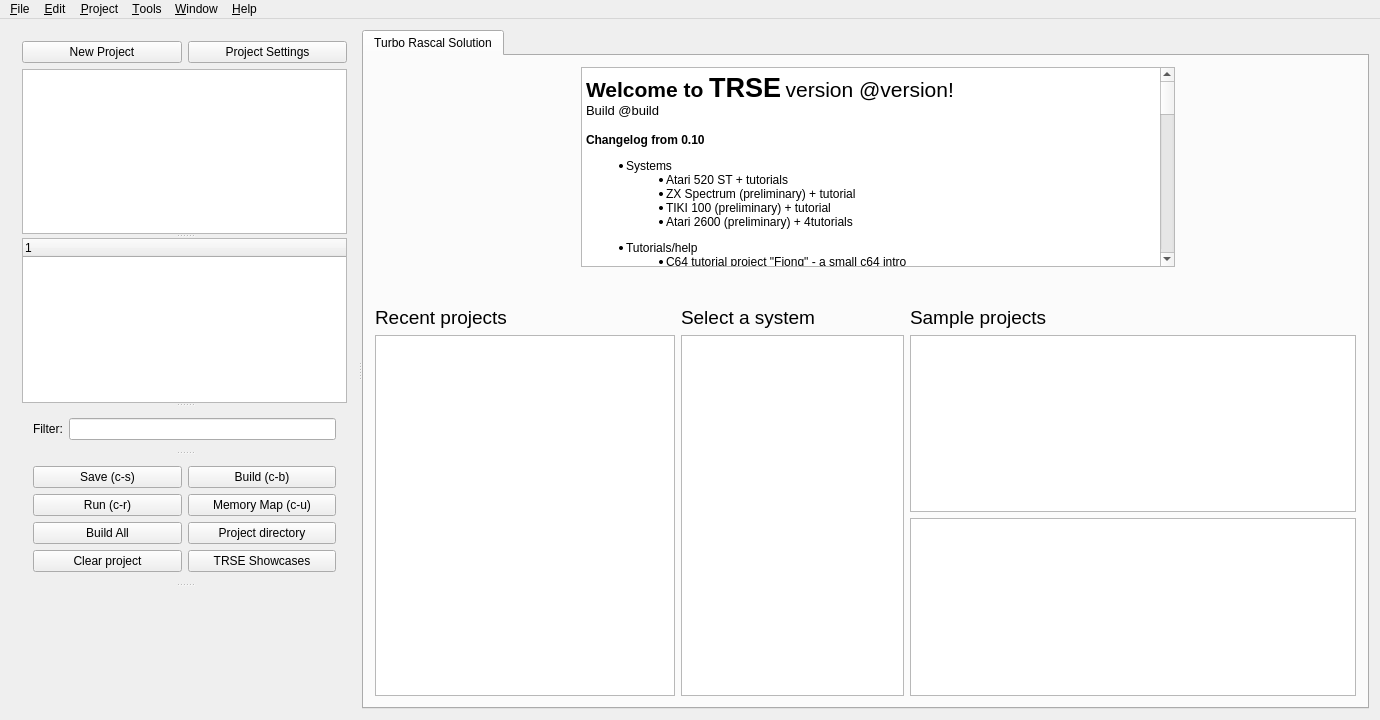
Above: mainwindow.ui from leuat/TRSE before the change. Below: the same form after it.
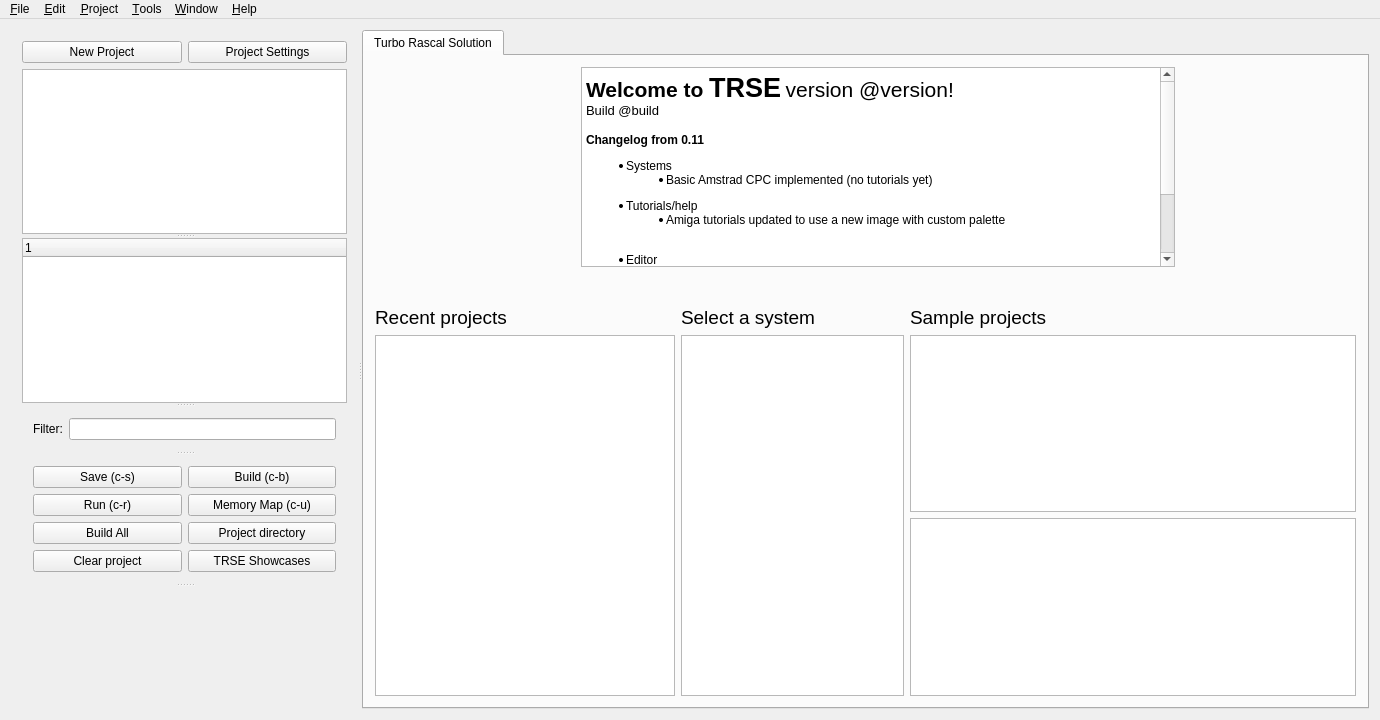
That is the form after the change. Icons and pictures are not drawn.

```diff
--- a/mainwindow.ui
+++ b/mainwindow.ui
@@ -343,63 +343,17 @@
 &lt;p style=&quot; margin-top:0px; margin-bottom:0px; margin-left:0px; margin-right:0px; -qt-block-indent:0; text-indent:0px;&quot;&gt;&lt;span style=&quot; font-family:'Noto Sans'; font-size:16pt; font-weight:600;&quot;&gt;Welcome to &lt;/span&gt;&lt;span style=&quot; font-family:'Noto Sans'; font-size:20pt; font-weight:600;&quot;&gt;TRSE&lt;/span&gt;&lt;span style=&quot; font-family:'Noto Sans'; font-size:12pt;&quot;&gt; &lt;/span&gt;&lt;span style=&quot; font-family:'Noto Sans'; font-size:16pt;&quot;&gt;version @version!&lt;/span&gt;&lt;/p&gt;
 &lt;p style=&quot; margin-top:0px; margin-bottom:0px; margin-left:0px; margin-right:0px; -qt-block-indent:0; text-indent:0px;&quot;&gt;&lt;span style=&quot; font-family:'Noto Sans';&quot;&gt;Build @build&lt;/span&gt;&lt;/p&gt;
 &lt;p style=&quot;-qt-paragraph-type:empty; margin-top:0px; margin-bottom:0px; margin-left:0px; margin-right:0px; -qt-block-indent:0; text-indent:0px; font-family:'Ubuntu';&quot;&gt;&lt;br /&gt;&lt;/p&gt;
-&lt;p style=&quot; margin-top:0px; margin-bottom:0px; margin-left:0px; margin-right:0px; -qt-block-indent:0; text-indent:0px;&quot;&gt;&lt;span style=&quot; font-family:'Noto Sans'; font-size:9pt; font-weight:600;&quot;&gt;Changelog from 0.10&lt;/span&gt;&lt;/p&gt;
+&lt;p style=&quot; margin-top:0px; margin-bottom:0px; margin-left:0px; margin-right:0px; -qt-block-indent:0; text-indent:0px;&quot;&gt;&lt;span style=&quot; font-family:'Noto Sans'; font-size:9pt; font-weight:600;&quot;&gt;Changelog from 0.11&lt;/span&gt;&lt;/p&gt;
 &lt;ul style=&quot;margin-top: 0px; margin-bottom: 0px; margin-left: 0px; margin-right: 0px; -qt-list-indent: 1;&quot;&gt;&lt;li style=&quot; font-family:'Noto Sans'; font-size:9pt;&quot; style=&quot; margin-top:12px; margin-bottom:0px; margin-left:0px; margin-right:0px; -qt-block-indent:0; text-indent:0px;&quot;&gt;Systems&lt;/li&gt;
-&lt;ul style=&quot;margin-top: 0px; margin-bottom: 0px; margin-left: 0px; margin-right: 0px; -qt-list-indent: 2;&quot;&gt;&lt;li style=&quot; font-family:'Noto Sans'; font-size:9pt;&quot; style=&quot; margin-top:0px; margin-bottom:0px; margin-left:0px; margin-right:0px; -qt-block-indent:0; text-indent:0px;&quot;&gt;Atari 520 ST + tutorials&lt;/li&gt;
-&lt;li style=&quot; font-family:'Noto Sans'; font-size:9pt;&quot; style=&quot; margin-top:0px; margin-bottom:0px; margin-left:0px; margin-right:0px; -qt-block-indent:0; text-indent:0px;&quot;&gt;ZX Spectrum (preliminary) + tutorial&lt;/li&gt;
-&lt;li style=&quot; font-family:'Noto Sans'; font-size:9pt;&quot; style=&quot; margin-top:0px; margin-bottom:0px; margin-left:0px; margin-right:0px; -qt-block-indent:0; text-indent:0px;&quot;&gt;TIKI 100 (preliminary) + tutorial&lt;/li&gt;
-&lt;li style=&quot; font-family:'Noto Sans'; font-size:9pt;&quot; style=&quot; margin-top:0px; margin-bottom:0px; margin-left:0px; margin-right:0px; -qt-block-indent:0; text-indent:0px;&quot;&gt;Atari 2600 (preliminary) + 4tutorials&lt;/li&gt;&lt;/ul&gt;
+&lt;ul style=&quot;margin-top: 0px; margin-bottom: 0px; margin-left: 0px; margin-right: 0px; -qt-list-indent: 2;&quot;&gt;&lt;li style=&quot; font-family:'Noto Sans'; font-size:9pt;&quot; style=&quot; margin-top:0px; margin-bottom:0px; margin-left:0px; margin-right:0px; -qt-block-indent:0; text-indent:0px;&quot;&gt;Basic Amstrad CPC implemented (no tutorials yet)&lt;/li&gt;&lt;/ul&gt;
 &lt;li style=&quot; font-family:'Noto Sans'; font-size:9pt;&quot; style=&quot; margin-top:12px; margin-bottom:0px; margin-left:0px; margin-right:0px; -qt-block-indent:0; text-indent:0px;&quot;&gt;Tutorials/help&lt;/li&gt;&lt;/ul&gt;
-&lt;ul style=&quot;margin-top: 0px; margin-bottom: 0px; margin-left: 0px; margin-right: 0px; -qt-list-indent: 2;&quot;&gt;&lt;li style=&quot; font-family:'Noto Sans'; font-size:9pt;&quot; style=&quot; margin-top:0px; margin-bottom:0px; margin-left:0px; margin-right:0px; -qt-block-indent:0; text-indent:0px;&quot;&gt;C64 tutorial project &amp;quot;Fjong&amp;quot; - a small c64 intro&lt;/li&gt;
-&lt;li style=&quot; font-family:'Noto Sans'; font-size:9pt;&quot; style=&quot; margin-top:0px; margin-bottom:0px; margin-left:0px; margin-right:0px; -qt-block-indent:0; text-indent:0px;&quot;&gt;5 Atari 520 ST tutorials&lt;/li&gt;
-&lt;li style=&quot; font-family:'Noto Sans'; font-size:9pt;&quot; style=&quot; margin-top:0px; margin-bottom:0px; margin-left:0px; margin-right:0px; -qt-block-indent:0; text-indent:0px;&quot;&gt;C64 intro project &amp;quot;Floskel&amp;quot; added&lt;/li&gt;
-&lt;li style=&quot; font-family:'Noto Sans'; font-size:9pt;&quot; style=&quot; margin-top:0px; margin-bottom:0px; margin-left:0px; margin-right:0px; -qt-block-indent:0; text-indent:0px;&quot;&gt;6 new Gameboy tutorials&lt;/li&gt;
-&lt;li style=&quot; font-family:'Noto Sans'; font-size:9pt;&quot; style=&quot; margin-top:0px; margin-bottom:0px; margin-left:0px; margin-right:0px; -qt-block-indent:0; text-indent:0px;&quot;&gt;Yo-grl Gameboy demo added&lt;/li&gt;
-&lt;li style=&quot; font-family:'Noto Sans'; font-size:9pt;&quot; style=&quot; margin-top:0px; margin-bottom:0px; margin-left:0px; margin-right:0px; -qt-block-indent:0; text-indent:0px;&quot;&gt;Emulator location help buttons&lt;/li&gt;&lt;/ul&gt;
-&lt;ul style=&quot;margin-top: 0px; margin-bottom: 0px; margin-left: 0px; margin-right: 0px; -qt-list-indent: 2;&quot;&gt;&lt;li style=&quot; font-family:'Noto Sans'; font-size:9pt;&quot; style=&quot; margin-top:0px; margin-bottom:0px; margin-left:0px; margin-right:0px; -qt-block-indent:0; text-indent:0px;&quot;&gt;New C64 tutorial on playing 2 sids (intermediate)&lt;/li&gt;&lt;/ul&gt;
+&lt;ul style=&quot;margin-top: 0px; margin-bottom: 0px; margin-left: 0px; margin-right: 0px; -qt-list-indent: 2;&quot;&gt;&lt;li style=&quot; font-family:'Noto Sans'; font-size:9pt;&quot; style=&quot; margin-top:0px; margin-bottom:0px; margin-left:0px; margin-right:0px; -qt-block-indent:0; text-indent:0px;&quot;&gt;Amiga tutorials updated to use a new image with custom palette&lt;/li&gt;&lt;/ul&gt;
 &lt;p style=&quot;-qt-paragraph-type:empty; margin-top:0px; margin-bottom:0px; margin-left:0px; margin-right:0px; -qt-block-indent:0; text-indent:0px; font-family:'Noto Sans'; font-size:9pt;&quot;&gt;&lt;br /&gt;&lt;/p&gt;
 &lt;ul style=&quot;margin-top: 0px; margin-bottom: 0px; margin-left: 0px; margin-right: 0px; -qt-list-indent: 1;&quot;&gt;&lt;li style=&quot; font-family:'Noto Sans'; font-size:9pt;&quot; style=&quot; margin-top:12px; margin-bottom:0px; margin-left:0px; margin-right:0px; -qt-block-indent:0; text-indent:0px;&quot;&gt;Editor&lt;/li&gt;
 &lt;p style=&quot;-qt-paragraph-type:empty; margin-top:0px; margin-bottom:0px; margin-left:0px; margin-right:0px; -qt-block-indent:2; text-indent:0px; font-family:'Noto Sans'; font-size:9pt;&quot;&gt;&lt;br /&gt;&lt;/p&gt;
-&lt;ul style=&quot;margin-top: 0px; margin-bottom: 0px; margin-left: 0px; margin-right: 0px; -qt-list-indent: 2;&quot;&gt;&lt;li style=&quot; font-family:'Noto Sans'; font-size:9pt;&quot; style=&quot; margin-top:0px; margin-bottom:0px; margin-left:0px; margin-right:0px; -qt-block-indent:0; text-indent:0px;&quot;&gt;New document type: Hex Editor! .bin and .prg files can now be opened and edited in hex mode.&lt;/li&gt;
-&lt;li style=&quot; font-family:'Noto Sans'; font-size:9pt;&quot; style=&quot; margin-top:0px; margin-bottom:0px; margin-left:0px; margin-right:0px; -qt-block-indent:0; text-indent:0px;&quot;&gt;For systems that use OrgAsm, addresses are now displayed alongside line numbers&lt;/li&gt;&lt;/ul&gt;
-&lt;ul style=&quot;margin-top: 0px; margin-bottom: 0px; margin-left: 0px; margin-right: 0px; -qt-list-indent: 2;&quot;&gt;&lt;li style=&quot; font-family:'Noto Sans'; font-size:9pt;&quot; style=&quot; margin-top:0px; margin-bottom:0px; margin-left:0px; margin-right:0px; -qt-block-indent:0; text-indent:0px;&quot;&gt;All system emulators can have user-defined parameters (Settings panel)&lt;/li&gt;
-&lt;li style=&quot; font-family:'Noto Sans'; font-size:9pt;&quot; style=&quot; margin-top:0px; margin-bottom:0px; margin-left:0px; margin-right:0px; -qt-block-indent:0; text-indent:0px;&quot;&gt;ctrl+R and &amp;quot;main&amp;quot; project file run bugfix&lt;/li&gt;
-&lt;li style=&quot; font-family:'Noto Sans'; font-size:9pt;&quot; style=&quot; margin-top:0px; margin-bottom:0px; margin-left:0px; margin-right:0px; -qt-block-indent:0; text-indent:0px;&quot;&gt;New project explorer - now with colours. Turn off colours in TRSE settings&lt;/li&gt;
-&lt;li style=&quot; font-family:'Noto Sans'; font-size:9pt;&quot; style=&quot; margin-top:0px; margin-bottom:0px; margin-left:0px; margin-right:0px; -qt-block-indent:0; text-indent:0px;&quot;&gt;Internal global TRSE TRU library available from project explorer&lt;/li&gt;
-&lt;li style=&quot; font-family:'Noto Sans'; font-size:9pt;&quot; style=&quot; margin-top:0px; margin-bottom:0px; margin-left:0px; margin-right:0px; -qt-block-indent:0; text-indent:0px;&quot;&gt;Right-click on files to get a shortcut menu (including help on the current file type)&lt;/li&gt;
-&lt;li style=&quot; font-family:'Noto Sans'; font-size:9pt;&quot; style=&quot; margin-top:0px; margin-bottom:0px; margin-left:0px; margin-right:0px; -qt-block-indent:0; text-indent:0px;&quot;&gt;Image toolboxes moved to new column&lt;/li&gt;
-&lt;li style=&quot; font-family:'Noto Sans'; font-size:9pt;&quot; style=&quot; margin-top:0px; margin-bottom:0px; margin-left:0px; margin-right:0px; -qt-block-indent:0; text-indent:0px;&quot;&gt;Editor now properly remembers last open file&lt;/li&gt;
-&lt;li style=&quot; font-family:'Noto Sans'; font-size:9pt;&quot; style=&quot; margin-top:0px; margin-bottom:0px; margin-left:0px; margin-right:0px; -qt-block-indent:0; text-indent:0px;&quot;&gt;Right-clicking on an item in the &amp;quot;recent project&amp;quot; allows you to remove it from the list &lt;/li&gt;
-&lt;li style=&quot; font-family:'Noto Sans'; font-size:9pt;&quot; style=&quot; margin-top:0px; margin-bottom:0px; margin-left:0px; margin-right:0px; -qt-block-indent:0; text-indent:0px;&quot;&gt;Added two new brushes : &amp;quot;Blur&amp;quot; and &amp;quot;Generic shapes&amp;quot; (shapes loaded from .png)&lt;/li&gt;
-&lt;li style=&quot; font-family:'Noto Sans'; font-size:9pt;&quot; style=&quot; margin-top:0px; margin-bottom:0px; margin-left:0px; margin-right:0px; -qt-block-indent:0; text-indent:0px;&quot;&gt;Images open in full-screen by default, not in char mode&lt;/li&gt;
-&lt;li style=&quot; font-family:'Noto Sans'; font-size:9pt;&quot; style=&quot; margin-top:0px; margin-bottom:0px; margin-left:0px; margin-right:0px; -qt-block-indent:0; text-indent:0px;&quot;&gt;Fixed a bug when displaying tabs after having created a new image &lt;/li&gt;
-&lt;li style=&quot; font-family:'Noto Sans'; font-size:9pt;&quot; style=&quot; margin-top:0px; margin-bottom:0px; margin-left:0px; margin-right:0px; -qt-block-indent:0; text-indent:0px;&quot;&gt;Gameboy level editor, tile image editor and meta sprite editor.&lt;/li&gt;
-&lt;li style=&quot; font-family:'Noto Sans'; font-size:9pt;&quot; style=&quot; margin-top:0px; margin-bottom:0px; margin-left:0px; margin-right:0px; -qt-block-indent:0; text-indent:0px;&quot;&gt;OK64 &amp;quot;new project&amp;quot; bugfix&lt;/li&gt;
-&lt;li style=&quot; font-family:'Noto Sans'; font-size:9pt;&quot; style=&quot; margin-top:0px; margin-bottom:0px; margin-left:0px; margin-right:0px; -qt-block-indent:0; text-indent:0px;&quot;&gt;Various image editor bugfixes&lt;/li&gt;
-&lt;li style=&quot; font-family:'Noto Sans'; font-size:9pt;&quot; style=&quot; margin-top:0px; margin-bottom:0px; margin-left:0px; margin-right:0px; -qt-block-indent:0; text-indent:0px;&quot;&gt;&amp;quot;New file&amp;quot; -&amp;gt; TRU&lt;/li&gt;
-&lt;li style=&quot; font-family:'Noto Sans'; font-size:9pt;&quot; style=&quot; margin-top:0px; margin-bottom:0px; margin-left:0px; margin-right:0px; -qt-block-indent:0; text-indent:0px;&quot;&gt;Sprite packer system for GB&lt;/li&gt;
-&lt;li style=&quot; font-family:'Noto Sans'; font-size:9pt;&quot; style=&quot; margin-top:0px; margin-bottom:0px; margin-left:0px; margin-right:0px; -qt-block-indent:0; text-indent:0px;&quot;&gt;Ctrl+W closes any document now&lt;/li&gt;
-&lt;li style=&quot; font-family:'Noto Sans'; font-size:9pt;&quot; style=&quot; margin-top:0px; margin-bottom:0px; margin-left:0px; margin-right:0px; -qt-block-indent:0; text-indent:0px;&quot;&gt;Memory analyzer don't need to compile on use&lt;/li&gt;&lt;/ul&gt;
+&lt;ul style=&quot;margin-top: 0px; margin-bottom: 0px; margin-left: 0px; margin-right: 0px; -qt-list-indent: 2;&quot;&gt;&lt;li style=&quot; font-family:'Noto Sans'; font-size:9pt;&quot; style=&quot; margin-top:0px; margin-bottom:0px; margin-left:0px; margin-right:0px; -qt-block-indent:0; text-indent:0px;&quot;&gt;Image editor partly rewritten, now uses a PEN system&lt;/li&gt;&lt;/ul&gt;
 &lt;li style=&quot; font-family:'Noto Sans'; font-size:9pt;&quot; style=&quot; margin-top:12px; margin-bottom:0px; margin-left:0px; margin-right:0px; -qt-block-indent:0; text-indent:0px;&quot;&gt;Compiler&lt;/li&gt;&lt;/ul&gt;
-&lt;ul style=&quot;margin-top: 0px; margin-bottom: 0px; margin-left: 0px; margin-right: 0px; -qt-list-indent: 2;&quot;&gt;&lt;li style=&quot; font-family:'Noto Sans'; font-size:9pt;&quot; style=&quot; margin-top:0px; margin-bottom:0px; margin-left:0px; margin-right:0px; -qt-block-indent:0; text-indent:0px;&quot;&gt;Records in TRUs bugfixes&lt;/li&gt;
-&lt;li style=&quot; font-family:'Noto Sans'; font-size:9pt;&quot; style=&quot; margin-top:0px; margin-bottom:0px; margin-left:0px; margin-right:0px; -qt-block-indent:0; text-indent:0px;&quot;&gt;BuildTable array now has access to TRSE +user-defined constants &lt;/li&gt;
-&lt;li style=&quot; font-family:'Noto Sans'; font-size:9pt;&quot; style=&quot; margin-top:0px; margin-bottom:0px; margin-left:0px; margin-right:0px; -qt-block-indent:0; text-indent:0px;&quot;&gt;Number checker is much more strict, so you won't be plagued with forgotten commas in array definitions anymore&lt;/li&gt;
-&lt;li style=&quot; font-family:'Noto Sans'; font-size:9pt;&quot; style=&quot; margin-top:0px; margin-bottom:0px; margin-left:0px; margin-right:0px; -qt-block-indent:0; text-indent:0px;&quot;&gt;6502 compiler has some serious optimizations - both with integer &amp;amp; pointer operations + post-optimization&lt;/li&gt;
-&lt;li style=&quot; font-family:'Noto Sans'; font-size:9pt;&quot; style=&quot; margin-top:0px; margin-bottom:0px; margin-left:0px; margin-right:0px; -qt-block-indent:0; text-indent:0px;&quot;&gt;M68K records and serious improvements, optimizations, bugfixes&lt;/li&gt;
-&lt;li style=&quot; font-family:'Noto Sans'; font-size:9pt;&quot; style=&quot; margin-top:0px; margin-bottom:0px; margin-left:0px; margin-right:0px; -qt-block-indent:0; text-indent:0px;&quot;&gt;Macro (inline) parameter bugfix&lt;/li&gt;
-&lt;li style=&quot; font-family:'Noto Sans'; font-size:9pt;&quot; style=&quot; margin-top:0px; margin-bottom:0px; margin-left:0px; margin-right:0px; -qt-block-indent:0; text-indent:0px;&quot;&gt;Records defined in units are fixed up, you don't need to prefix *everything*&lt;/li&gt;
-&lt;li style=&quot; font-family:'Noto Sans'; font-size:9pt;&quot; style=&quot; margin-top:0px; margin-bottom:0px; margin-left:0px; margin-right:0px; -qt-block-indent:0; text-indent:0px;&quot;&gt;Preprocessor value check: #IF SOMETHING=1 .. #ELSE   ... #ENDIF&lt;/li&gt;
-&lt;li style=&quot; font-family:'Noto Sans'; font-size:9pt;&quot; style=&quot; margin-top:0px; margin-bottom:0px; margin-left:0px; margin-right:0px; -qt-block-indent:0; text-indent:0px;&quot;&gt;Preprocessor IFDEF... ELSE... ENDIF implemented, also nested&lt;/li&gt;
-&lt;li style=&quot; font-family:'Noto Sans'; font-size:9pt;&quot; style=&quot; margin-top:0px; margin-bottom:0px; margin-left:0px; margin-right:0px; -qt-block-indent:0; text-indent:0px;&quot;&gt;functions with return values implemented&lt;/li&gt;
-&lt;li style=&quot; font-family:'Noto Sans'; font-size:9pt;&quot; style=&quot; margin-top:0px; margin-bottom:0px; margin-left:0px; margin-right:0px; -qt-block-indent:0; text-indent:0px;&quot;&gt;X16 compiler bugfix, my bad&lt;/li&gt;
-&lt;li style=&quot; font-family:'Noto Sans'; font-size:9pt;&quot; style=&quot; margin-top:0px; margin-bottom:0px; margin-left:0px; margin-right:0px; -qt-block-indent:0; text-indent:0px;&quot;&gt;Amiga/Atari arrays: Indices are now automatically adjusted for, so you don't have to scale with &amp;quot;2&amp;quot; for ints and &amp;quot;4&amp;quot; for longs when addressing them etc (ie sine[i] works for int arrays, you don't have to write sine[i*2])&lt;/li&gt;
-&lt;li style=&quot; font-family:'Noto Sans'; font-size:9pt;&quot; style=&quot; margin-top:0px; margin-bottom:0px; margin-left:0px; margin-right:0px; -qt-block-indent:0; text-indent:0px;&quot;&gt;Internal rewrite of the *entire* conditional + logical clause system. All CPUs use same system. Multiple AND/ OR have little overhead. Removed old slow system&lt;/li&gt;
-&lt;li style=&quot; font-family:'Noto Sans'; font-size:9pt;&quot; style=&quot; margin-top:0px; margin-bottom:0px; margin-left:0px; margin-right:0px; -qt-block-indent:0; text-indent:0px;&quot;&gt;TRUs can now access other nested TRUS etc.&lt;/li&gt;
-&lt;li style=&quot; font-family:'Noto Sans'; font-size:9pt;&quot; style=&quot; margin-top:0px; margin-bottom:0px; margin-left:0px; margin-right:0px; -qt-block-indent:0; text-indent:0px;&quot;&gt;Fixed a bug where forward declarations of procedure with parameters crashed&lt;/li&gt;
-&lt;li style=&quot; font-family:'Noto Sans'; font-size:9pt;&quot; style=&quot; margin-top:0px; margin-bottom:0px; margin-left:0px; margin-right:0px; -qt-block-indent:0; text-indent:0px;&quot;&gt;TRU constants fixed&lt;/li&gt;
-&lt;li style=&quot; font-family:'Noto Sans'; font-size:9pt;&quot; style=&quot; margin-top:0px; margin-bottom:0px; margin-left:0px; margin-right:0px; -qt-block-indent:0; text-indent:0px;&quot;&gt;You can now build TRU/independent files with CTRL+SHIFT+B&lt;/li&gt;
-&lt;li style=&quot; font-family:'Noto Sans'; font-size:9pt;&quot; style=&quot; margin-top:0px; margin-bottom:0px; margin-left:0px; margin-right:0px; -qt-block-indent:0; text-indent:0px;&quot;&gt;Gameboy Z80ish compiler almost done&lt;/li&gt;&lt;/ul&gt;
-&lt;p style=&quot;-qt-paragraph-type:empty; margin-top:0px; margin-bottom:0px; margin-left:0px; margin-right:0px; -qt-block-indent:1; text-indent:0px; font-family:'Noto Sans'; font-size:9pt;&quot;&gt;&lt;br /&gt;&lt;/p&gt;
+&lt;ul style=&quot;margin-top: 0px; margin-bottom: 0px; margin-left: 0px; margin-right: 0px; -qt-list-indent: 2;&quot;&gt;&lt;li style=&quot; font-family:'Noto Sans'; font-size:9pt;&quot; style=&quot; margin-top:0px; margin-bottom:0px; margin-left:0px; margin-right:0px; -qt-block-indent:0; text-indent:0px;&quot;&gt;Smaller bugfixes&lt;/li&gt;&lt;/ul&gt;
 &lt;p style=&quot;-qt-paragraph-type:empty; margin-top:0px; margin-bottom:0px; margin-left:0px; margin-right:0px; -qt-block-indent:0; text-indent:0px; font-family:'Noto Sans'; font-size:9pt;&quot;&gt;&lt;br /&gt;&lt;/p&gt;
 &lt;p style=&quot;-qt-paragraph-type:empty; margin-top:0px; margin-bottom:12px; margin-left:0px; margin-right:0px; -qt-block-indent:0; text-indent:0px; font-family:'Noto Sans'; font-size:9pt;&quot;&gt;&lt;br /&gt;&lt;/p&gt;&lt;/body&gt;&lt;/html&gt;</string>
                </property>
```
